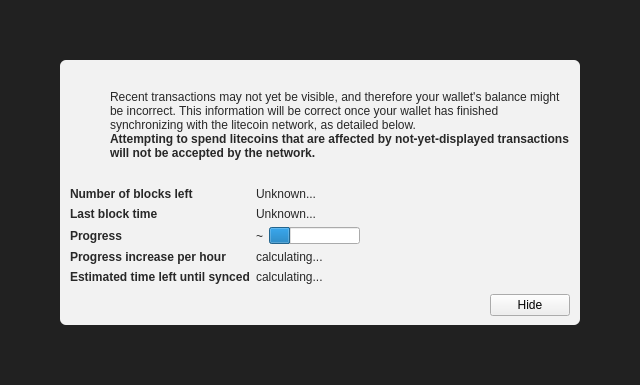
Above: src/qt/forms/modaloverlay.ui from rngcoin-project/rngcoin before the change. Below: the same form after it.
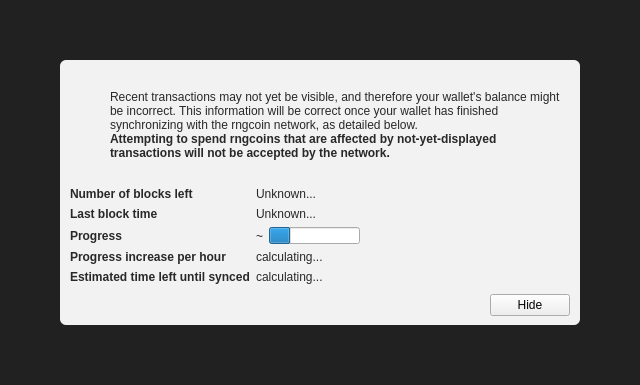
That is the form after the change. Icons and pictures are not drawn. Custom widgets are drawn as their Qt base class.

Commit message: Rename Litecoin -> RNGCoin

Diff of the .ui file:
```diff
--- a/src/qt/forms/modaloverlay.ui
+++ b/src/qt/forms/modaloverlay.ui
@@ -130,7 +130,7 @@
              <item>
               <widget class="QLabel" name="infoText">
                <property name="text">
-                <string>Recent transactions may not yet be visible, and therefore your wallet's balance might be incorrect. This information will be correct once your wallet has finished synchronizing with the litecoin network, as detailed below.</string>
+                <string>Recent transactions may not yet be visible, and therefore your wallet's balance might be incorrect. This information will be correct once your wallet has finished synchronizing with the rngcoin network, as detailed below.</string>
                </property>
                <property name="textFormat">
                 <enum>Qt::RichText</enum>
@@ -149,7 +149,7 @@
                 </font>
                </property>
                <property name="text">
-                <string>Attempting to spend litecoins that are affected by not-yet-displayed transactions will not be accepted by the network.</string>
+                <string>Attempting to spend rngcoins that are affected by not-yet-displayed transactions will not be accepted by the network.</string>
                </property>
                <property name="textFormat">
                 <enum>Qt::RichText</enum>
```
The commit also changes 241 other files.
